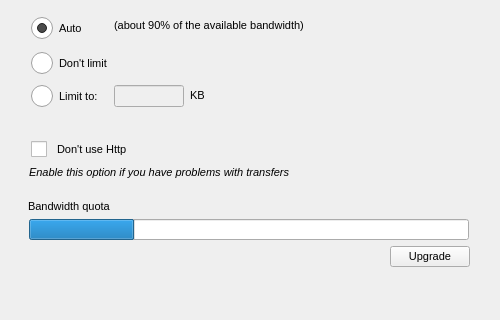
Above: Source/MEGASync/gui/macx/SettingsDialog.ui from meganz/MEGAsync before the change; both pictures show x 0 to 500 and y 104 to 424 of the 500 by 593 pixel window. Below: the same form after it.
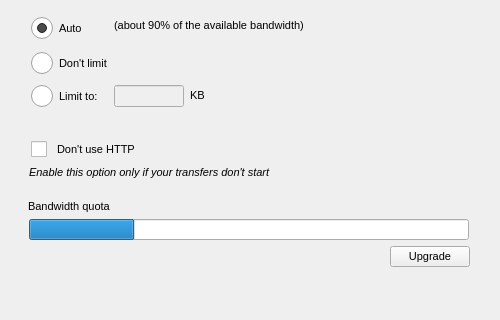
That is the form after the change. The open tabs and pages were chosen to show the change. Icons and pictures are not drawn.

Patch:
```diff
--- a/Source/MEGASync/gui/macx/SettingsDialog.ui
+++ b/Source/MEGASync/gui/macx/SettingsDialog.ui
@@ -2130,7 +2130,7 @@
           <string notr="true">padding-left: 15px;</string>
          </property>
          <property name="text">
-          <string>Don't use Http</string>
+          <string>Don't use HTTP</string>
          </property>
         </widget>
        </item>
@@ -2140,7 +2140,7 @@
           <string notr="true">padding-left: 5px;</string>
          </property>
          <property name="text">
-          <string>Enable this option if you have problems with transfers</string>
+          <string>Enable this option only if your transfers don't start</string>
          </property>
          <property name="textFormat">
           <enum>Qt::AutoText</enum>
```
